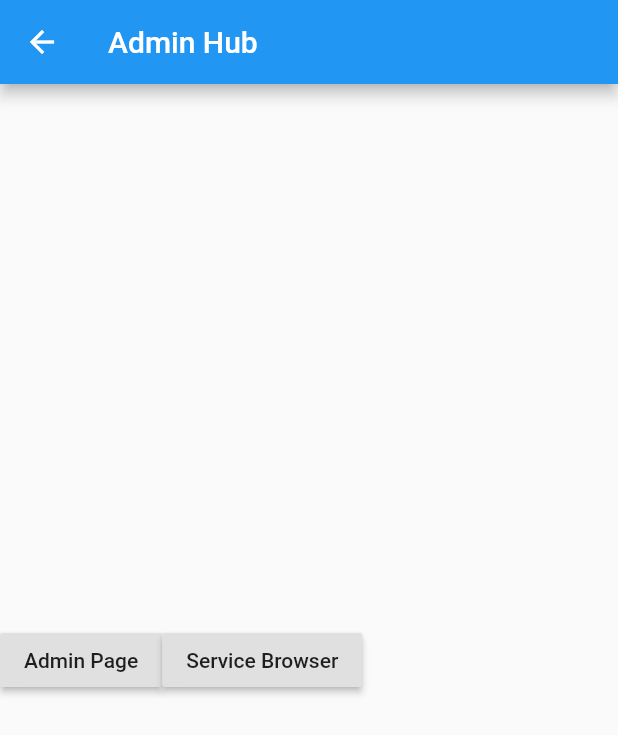
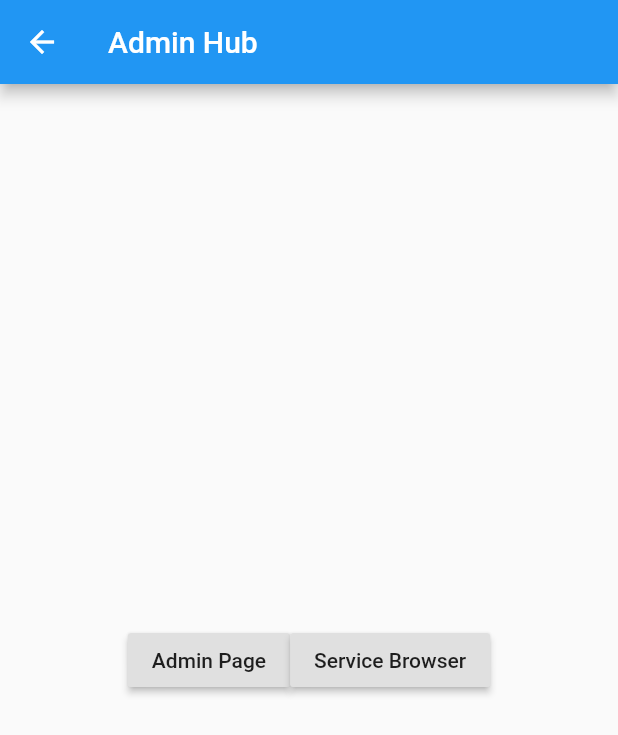
Before and after one commit to callmekungfu/chad, a Flutter app: the screen it shows after launch, on a phone screen of 412 x 824 dp. Shown: the top 735 px of the screen. Run offline on Flutter 3.47's test engine with Material 2 defaults, Android fonts, the phone set to English and light mode, and no system bars.

Commit message:
Centered buttons

```diff
--- a/client/lib/main.dart
+++ b/client/lib/main.dart
@@ -14,13 +14,13 @@ class ChadApp extends StatelessWidget {
     return
       MaterialApp(
         title: 'CHAD Clinic',
-        initialRoute: '/admin/hub',
+        initialRoute: '/admin',
         routes: <String, WidgetBuilder>{
           "/": (BuildContext context) => LoginScreen(),
           "/admin/service/form": (BuildContext context) => ServiceManagementForm(),
-          "/admin": (BuildContext context) => AdminScreen(),
+          "/admin/user": (BuildContext context) => AdminScreen(),
           "/admin/service": (BuildContext context) => ServiceBrowserScreen(),
-          "/admin/hub": (BuildContext context) => AdminHubView(),
+          "/admin": (BuildContext context) => AdminHubView(),
         },
       );
   }
--- a/client/lib/screens/adminHubView/components/body.dart
+++ b/client/lib/screens/adminHubView/components/body.dart
@@ -6,6 +6,7 @@ class Body extends StatelessWidget {
   @override
   Widget build(BuildContext context) {
     return Center(child : Row(
+      mainAxisAlignment: MainAxisAlignment.center,
       crossAxisAlignment: CrossAxisAlignment.center,
       children: <Widget>[
         new RaisedButton(
```
